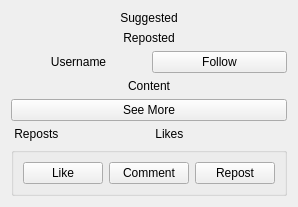
Old version of the form Forms/collection.ui in the repository Sobrah/Linkedin.
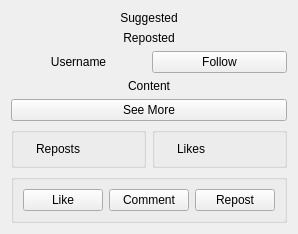
New version of the form.

```diff
--- a/Forms/collection.ui
+++ b/Forms/collection.ui
@@ -7,7 +7,7 @@
     <x>0</x>
     <y>0</y>
     <width>275</width>
-    <height>188</height>
+    <height>230</height>
    </rect>
   </property>
   <layout class="QGridLayout" name="gridLayout">
@@ -96,17 +96,49 @@
     </widget>
    </item>
    <item row="5" column="0">
-    <widget class="QLabel" name="repostCounterLabel">
-     <property name="text">
-      <string> Reposts</string>
+    <widget class="QGroupBox" name="repostBox">
+     <property name="title">
+      <string/>
      </property>
+     <layout class="QHBoxLayout" name="horizontalLayout_2" stretch="0,1">
+      <item>
+       <widget class="QLabel" name="repostCounterLabel">
+        <property name="text">
+         <string/>
+        </property>
+       </widget>
+      </item>
+      <item>
+       <widget class="QLabel" name="repostsLabel">
+        <property name="text">
+         <string>Reposts</string>
+        </property>
+       </widget>
+      </item>
+     </layout>
     </widget>
    </item>
    <item row="5" column="1">
-    <widget class="QLabel" name="likeCounterLabel">
-     <property name="text">
-      <string> Likes</string>
+    <widget class="QGroupBox" name="likeGroup">
+     <property name="title">
+      <string/>
      </property>
+     <layout class="QHBoxLayout" name="horizontalLayout_3" stretch="0,1">
+      <item>
+       <widget class="QLabel" name="likeCounterLabel">
+        <property name="text">
+         <string/>
+        </property>
+       </widget>
+      </item>
+      <item>
+       <widget class="QLabel" name="likesLabel">
+        <property name="text">
+         <string>Likes</string>
+        </property>
+       </widget>
+      </item>
+     </layout>
     </widget>
    </item>
   </layout>
```
